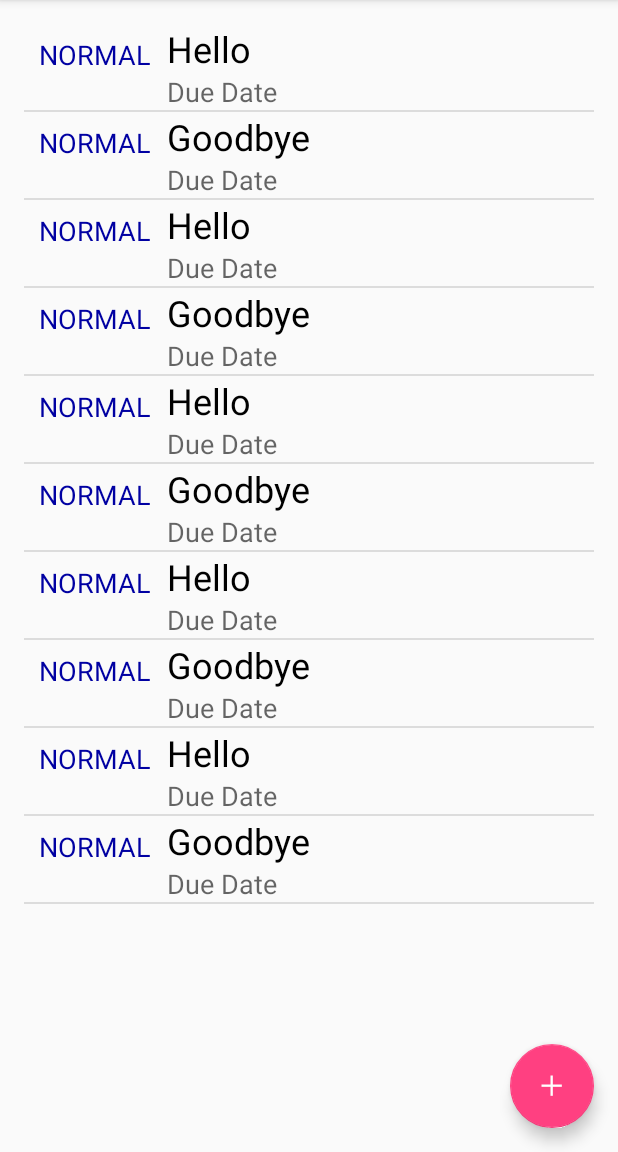
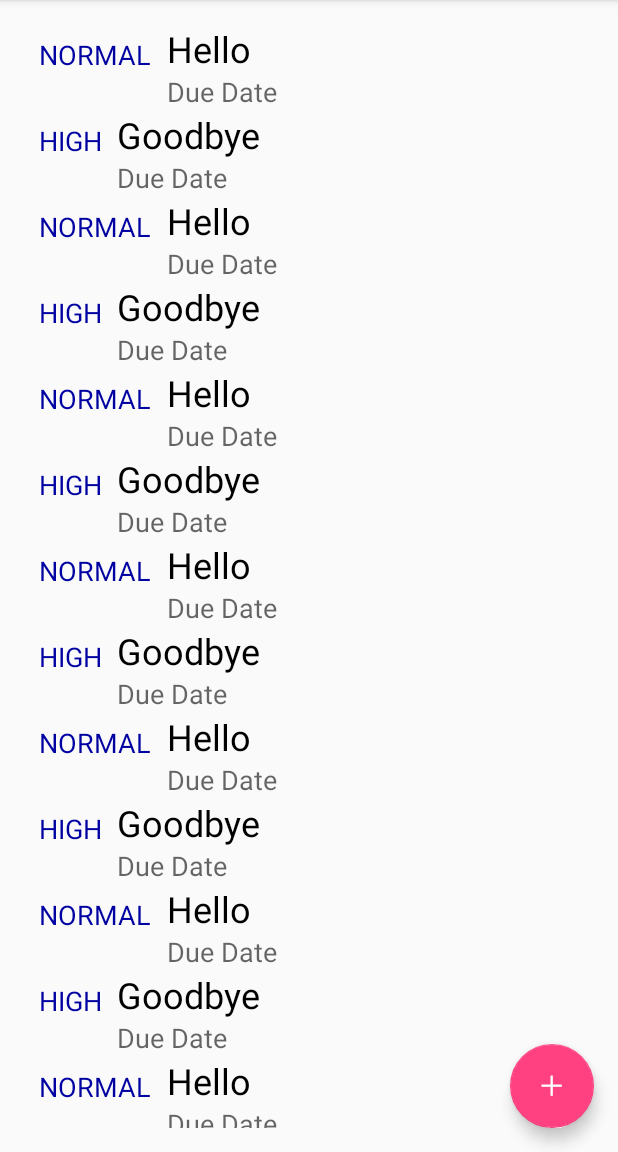
Before and after one commit to psdewar2/ToDo, an Android app: the screen it shows after launch (ToDoActivity), on a phone screen of 412 x 824 dp, the part 84-1236 px from its top. Run offline under Robolectric (Android 15) with nearby library versions, the phone set to English and light mode, and no system bars; libraries missing offline, so code that uses them is left out: com.activeandroid, com.activeandroid.annotation, com.activeandroid.query; 1 statement that could not run was skipped.

Commit message:
Upgraded ListView to RecyclerView

```diff
--- a/app/build.gradle
+++ b/app/build.gradle
@@ -1,3 +1,4 @@
+//noinspection GradleCompatible
 apply plugin: 'com.android.application'
 
 android {
@@ -27,4 +28,5 @@ dependencies {
     compile 'com.android.support:design:23.4.0'
     compile 'com.android.support:support-v4:23.4.0'
     compile 'com.michaelpardo:activeandroid:3.1.0-SNAPSHOT'
+    compile 'com.android.support:recyclerview-v7:23.4.0'
 }
--- a/app/src/main/java/com/psd/todo/ToDoActivity.java
+++ b/app/src/main/java/com/psd/todo/ToDoActivity.java
@@ -5,19 +5,20 @@ import android.os.Bundle;
 import android.support.design.widget.FloatingActionButton;
 import android.support.v4.app.FragmentManager;
 import android.support.v7.app.AppCompatActivity;
+import android.support.v7.widget.LinearLayoutManager;
+import android.support.v7.widget.RecyclerView;
 import android.view.View;
-import android.widget.AdapterView;
-import android.widget.ListView;
 import android.widget.Toast;
 
 import com.activeandroid.ActiveAndroid;
 
 import java.util.ArrayList;
+import java.util.List;
 
 public class ToDoActivity extends AppCompatActivity {
-    ArrayList<ToDoItem> todoItems;
+    private List<ToDoItem> todoItems = new ArrayList<>();
+    RecyclerView rvItems;
     ToDoAdapter todoAdapter;
-    ListView lvItems;
 
     private final int REQ_CODE1 = 1;
 
@@ -26,10 +27,9 @@ public class ToDoActivity extends AppCompatActivity {
         super.onCreate(savedInstanceState);
         ActiveAndroid.initialize(this);
         setContentView(R.layout.activity_to_do);
+        rvItems = (RecyclerView) findViewById(R.id.rvItems);
 
         populateArrayItems();
-
-        lvItems = (ListView) findViewById(R.id.lvItems);
 
         FloatingActionButton fab = (FloatingActionButton) findViewById(R.id.fab);
         if (fab != null) {
@@ -43,38 +43,34 @@ public class ToDoActivity extends AppCompatActivity {
                         }
             });
         }
-
-        lvItems.setAdapter(todoAdapter);
+        todoAdapter = new ToDoAdapter(todoItems);
+        RecyclerView.LayoutManager mLayoutManager = new LinearLayoutManager(this);
+        rvItems.setLayoutManager(mLayoutManager);
+        rvItems.setHasFixedSize(true);
+        //rvItems.setItemAnimator(new DefaultItemAnimator());
+        rvItems.setAdapter(todoAdapter);
 
         //invoked whenever a row is clicked
         //simple click
-        lvItems.setOnItemClickListener(new AdapterView.OnItemClickListener() {
-            @Override
-            public void onItemClick(AdapterView<?> parent, View view, int position, long id) {
-                Intent i = new Intent(ToDoActivity.this, EditItemActivity.class);
-                i.putExtra("position", position);
-                i.putExtra("item", todoItems.get(position).task);
-                startActivityForResult(i, REQ_CODE1);
-            }
-        });
-        //click held down
-        lvItems.setOnItemLongClickListener(new AdapterView.OnItemLongClickListener() {
-            @Override
-            public boolean onItemLongClick(AdapterView<?> parent, View view, int position, long id) {
-                //todoItems.get(position).delete(); //active android
-                todoItems.remove(position);
-                todoAdapter.notifyDataSetChanged();
-                return true;
-            }
-        });
+
+//        Intent i = new Intent(ToDoActivity.this, EditItemActivity.class);
+//        i.putExtra("position", position);
+//        i.putExtra("item", todoItems.get(position).task);
+//        startActivityForResult(i, REQ_CODE1);
+
+        //LONG click
+//        todoItems.get(position).delete(); //active android
+//        todoItems.remove(position);
+//        todoAdapter.notifyDataSetChanged();
+//        return true;
+
     }
 
     @Override
     protected void onActivityResult(int requestCode, int resultCode, Intent data) {
         if (requestCode == resultCode) {
             int position = data.getExtras().getInt("position");
-            String item = data.getExtras().getString("newItem");
-            todoItems.get(position).task = item;
+            todoItems.get(position).task = data.getExtras().getString("newItem");
             todoItems.set(position, todoItems.get(position));
             todoAdapter.notifyDataSetChanged();
             //writeItems();
@@ -85,16 +81,13 @@ public class ToDoActivity extends AppCompatActivity {
 
     public void populateArrayItems() {
         todoItems = new ArrayList<>();
-        for (int i = 0; i < 5; i++) {
+        for (int i = 0; i < 12; i++) {
             todoItems.add(new ToDoItem("Hello"));
-            todoItems.add(new ToDoItem("Goodbye"));
+            todoItems.add(new ToDoItem("Goodbye", ToDoItem.Priority.HIGH));
         }
 
-        //array adapters need 1. context, 2. resource, 3. list with which to attach
-        todoAdapter = new ToDoAdapter(this, todoItems);
-
-        //todoAdapter.addAll(ToDoItem.getAllItems());
-        //Log.d("all items", "here " + ToDoItem.getAllItems());
+//        todoAdapter.addAll(ToDoItem.getAllItems());
+//        Log.d("all items", "here " + ToDoItem.getAllItems());
     }
 
 
--- a/app/src/main/java/com/psd/todo/ToDoAdapter.java
+++ b/app/src/main/java/com/psd/todo/ToDoAdapter.java
@@ -1,51 +1,54 @@
 package com.psd.todo;
 
-import android.content.Context;
+import android.support.v7.widget.RecyclerView;
 import android.view.LayoutInflater;
 import android.view.View;
 import android.view.ViewGroup;
-import android.widget.ArrayAdapter;
 import android.widget.TextView;
 
-import java.util.ArrayList;
+import java.util.List;
 
 /**VIEW
  * Created by PSD on 6/10/16.
  */
 
-public class ToDoAdapter extends ArrayAdapter<ToDoItem> {
-    private static class ViewHolder {
+public class ToDoAdapter extends RecyclerView.Adapter<ToDoAdapter.ToDoViewHolder> {
+    private List<ToDoItem> todoList;
+
+    public static class ToDoViewHolder extends RecyclerView.ViewHolder {
         TextView task;
         TextView priority;
+
+        public ToDoViewHolder(View view) {
+            super(view);
+            task = (TextView) view.findViewById(R.id.task);
+            priority = (TextView) view.findViewById(R.id.priority);
+        }
     }
 
-    public ToDoAdapter(Context c, ArrayList<ToDoItem> tdItems) {
-        super(c, R.layout.item_todo, tdItems);
+    public ToDoAdapter(List<ToDoItem> todoList) {
+        this.todoList = todoList;
     }
 
     @Override
-    public View getView(int position, View convertView, ViewGroup parent) {
-        // Get the data item for this position
-        ToDoItem tdItem = getItem(position);
-        // Check if an existing view is being reused, otherwise inflate the view
-        ViewHolder viewHolder; // view lookup cache stored in tag
-        if (convertView == null) {
-            viewHolder = new ViewHolder();
-            LayoutInflater inflater = LayoutInflater.from(getContext());
-            convertView = inflater.inflate(R.layout.item_todo, parent, false);
-            viewHolder.task = (TextView) convertView.findViewById(R.id.task);
-            viewHolder.priority = (TextView) convertView.findViewById(R.id.priority);
-            convertView.setTag(viewHolder);
-        } else {
-            viewHolder = (ViewHolder) convertView.getTag();
-        }
-
-        // Populate the data into the template view using the data object
-        viewHolder.task.setText(tdItem.task);
-        viewHolder.priority.setText(String.valueOf(tdItem.priority));
-        // Return the completed view to render on screen
-        return convertView;
-
+    public ToDoViewHolder onCreateViewHolder(ViewGroup parent, int viewType) {
+        View itemView = LayoutInflater.from(parent.getContext())
+                .inflate(R.layout.item_todo, parent, false);
+        return new ToDoViewHolder(itemView);
 
     }
+
+    @Override
+    public void onBindViewHolder(ToDoViewHolder holder, int position) {
+        // Get the data item for this position
+        ToDoItem tdItem = todoList.get(position);
+        holder.task.setText(tdItem.task);
+        holder.priority.setText(String.valueOf(tdItem.priority));
+
+    }
+
+    @Override
+    public int getItemCount() {
+        return todoList.size();
+    }
 }
--- a/app/src/main/res/layout/content_to_do.xml
+++ b/app/src/main/res/layout/content_to_do.xml
@@ -12,15 +12,11 @@
     tools:context="com.psd.todo.ToDoActivity"
     tools:showIn="@layout/activity_to_do">
 
-    <ListView
-        android:layout_width="wrap_content"
-        android:layout_height="wrap_content"
-        android:id="@+id/lvItems"
-        android:layout_alignParentBottom="true"
-        android:layout_alignParentRight="true"
-        android:layout_alignParentEnd="true"
-        android:layout_alignParentTop="true"
-        android:layout_alignParentLeft="true"
-        android:layout_alignParentStart="true" />
+    <android.support.v7.widget.RecyclerView
+        android:layout_width="match_parent"
+        android:layout_height="match_parent"
+        android:id="@+id/rvItems"
+        android:scrollbars="vertical"
+         />
 
 </RelativeLayout>
--- a/app/src/main/res/layout/item_todo.xml
+++ b/app/src/main/res/layout/item_todo.xml
@@ -1,7 +1,7 @@
 <?xml version="1.0" encoding="utf-8"?>
 <RelativeLayout xmlns:android="http://schemas.android.com/apk/res/android"
-    android:layout_width="match_parent"
-    android:layout_height="match_parent">
+    android:layout_width="wrap_content"
+    android:layout_height="wrap_content">
     <TextView
         android:id="@+id/task"
         android:layout_width="wrap_content"
@@ -30,9 +30,9 @@
         android:layout_width="wrap_content"
         android:layout_height="wrap_content"
         android:textAppearance="?android:attr/textAppearanceMedium"
-        android:text="Priority"
+        android:text="@string/priority"
         android:textColor="#0000A2"
-        android:layout_gravity="right"
+        android:layout_gravity="left"
         android:layout_above="@+id/dueDate"
         android:layout_marginLeft="10dp"
         android:layout_marginStart="10dp" />
```
